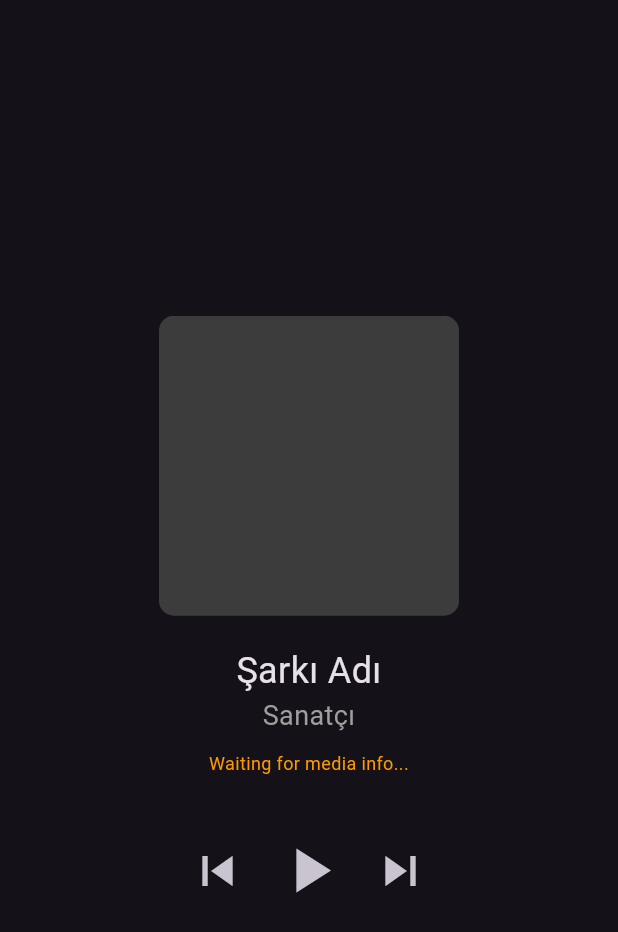
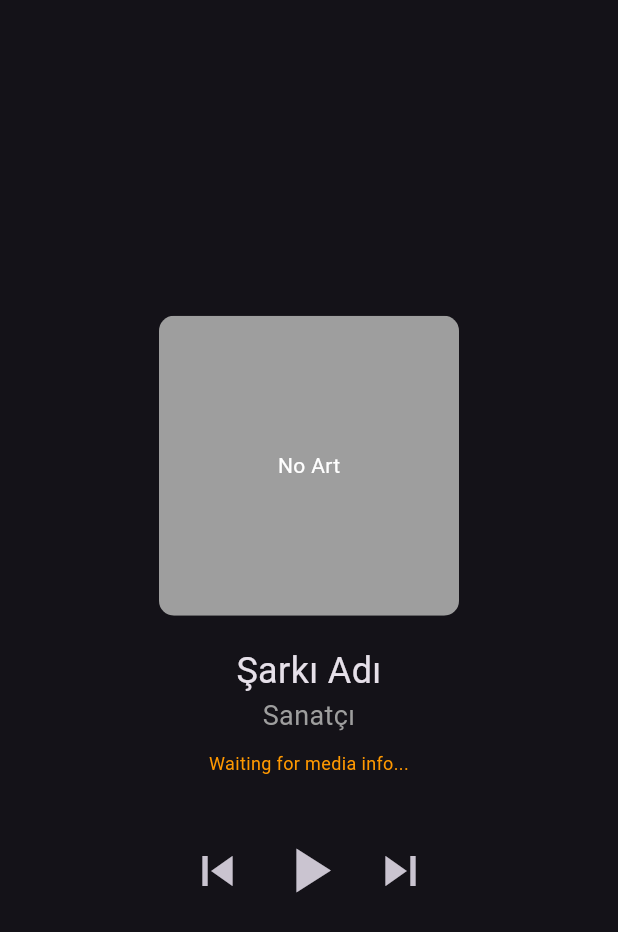
Before and after one commit to iwishkem/MusicController, a Flutter app: the screen it shows after launch, on a phone screen of 412 x 824 dp. Shown: the top 932 px of the screen. Run offline on Flutter 3.47's test engine with Material 3 defaults, Android fonts, the phone set to English and light mode, and no system bars.

Commit message:
Update main.dart

```diff
--- a/lib/main.dart
+++ b/lib/main.dart
@@ -101,28 +101,48 @@ class _MusicControlScreenState extends State<MusicControlScreen> {
   Widget build(BuildContext context) {
     Widget albumArtWidget;
 
+    print("Building UI - albumArt length: ${albumArt.length}"); // Add this debug line
+
     if (albumArt.isNotEmpty) {
       // Use base64 encoded album art from Android
       try {
         // Clean the base64 string (remove any whitespace/newlines)
         String cleanBase64 = albumArt.replaceAll(RegExp(r'\s+'), '');
+        print("Original base64 length: ${albumArt.length}");
+        print("Cleaned base64 length: ${cleanBase64.length}");
+        print("First 100 chars: ${cleanBase64.length > 100 ? cleanBase64.substring(0, 100) : cleanBase64}");
+
         Uint8List bytes = base64Decode(cleanBase64);
+        print("Decoded bytes length: ${bytes.length}");
+
         albumArtWidget = Image.memory(
           bytes,
           width: 200,
           height: 200,
           fit: BoxFit.cover,
           errorBuilder: (context, error, stackTrace) {
-            print("Failed to display base64 image: $error");
-            return Image.asset('assets/placeholder.png', width: 200, height: 200);
+            print("Image.memory error: $error");
+            print("Stack trace: $stackTrace");
+            return Container(
+              width: 200,
+              height: 200,
+              color: Colors.red,
+              child: Center(child: Text("Image Error", style: TextStyle(color: Colors.white))),
+            );
           },
         );
-        print("Using base64 album art - size: ${bytes.length} bytes");
+        print("Successfully created Image.memory widget");
       } catch (e) {
-        print("Failed to decode base64 album art: $e");
+        print("Base64 decode error: $e");
+        print("Error type: ${e.runtimeType}");
         print("Base64 string length: ${albumArt.length}");
-        print("First 50 chars: ${albumArt.length > 50 ? albumArt.substring(0, 50) : albumArt}");
-        albumArtWidget = Image.asset('assets/placeholder.png', width: 200, height: 200);
+        print("First 100 chars: ${albumArt.length > 100 ? albumArt.substring(0, 100) : albumArt}");
+        albumArtWidget = Container(
+          width: 200,
+          height: 200,
+          color: Colors.yellow,
+          child: Center(child: Text("Decode Error", style: TextStyle(color: Colors.black))),
+        );
       }
     } else if (displayIconUri.isNotEmpty) {
       // Try display icon URI
@@ -152,8 +172,13 @@ class _MusicControlScreenState extends State<MusicControlScreen> {
       );
     } else {
       // Default placeholder
-      print("Using placeholder image");
-      albumArtWidget = Image.asset('assets/placeholder.png', width: 200, height: 200);
+      print("Using placeholder image - no art data available");
+      albumArtWidget = Container(
+        width: 200,
+        height: 200,
+        color: Colors.grey,
+        child: Center(child: Text("No Art", style: TextStyle(color: Colors.white))),
+      );
     }
 
     return Scaffold(
```
